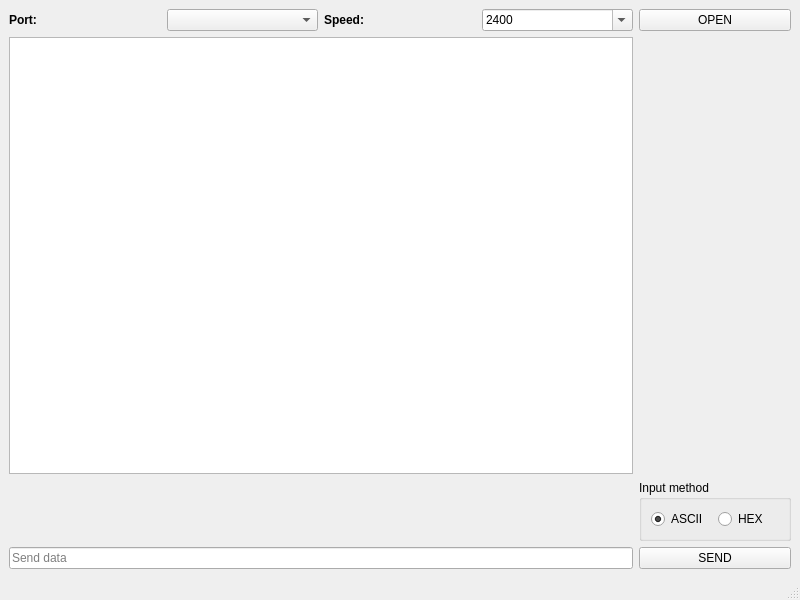
The window that src/mainwindow.ui (DrSmyrke/Serial-Terminal) describes before a commit, drawn with Qt 5.
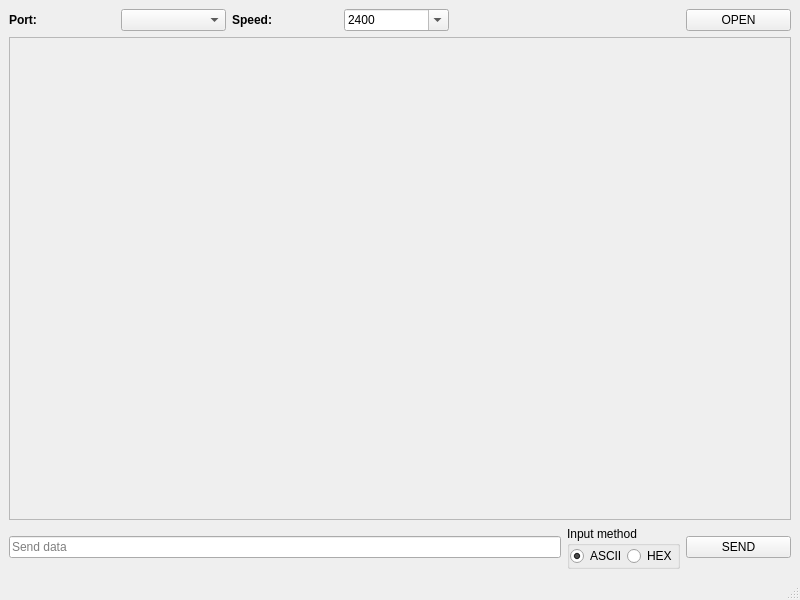
The same window after the commit.

What changed in the file:
```diff
--- a/src/mainwindow.ui
+++ b/src/mainwindow.ui
@@ -22,7 +22,7 @@
       </property>
      </widget>
     </item>
-    <item row="0" column="4">
+    <item row="0" column="6">
      <widget class="QPushButton" name="connectB">
       <property name="text">
        <string>OPEN</string>
@@ -35,9 +35,6 @@
       </property>
      </widget>
     </item>
-    <item row="1" column="0" colspan="4">
-     <widget class="QTextBrowser" name="logViewer"/>
-    </item>
     <item row="0" column="1">
      <widget class="QComboBox" name="portBox">
       <property name="editable">
@@ -45,13 +42,30 @@
       </property>
      </widget>
     </item>
-    <item row="3" column="4">
+    <item row="3" column="6">
      <widget class="QPushButton" name="sendB">
       <property name="text">
        <string>SEND</string>
       </property>
      </widget>
     </item>
+    <item row="1" column="0" colspan="7">
+     <widget class="QScrollArea" name="scrollArea">
+      <property name="widgetResizable">
+       <bool>true</bool>
+      </property>
+      <widget class="QWidget" name="scrollAreaWidgetContents">
+       <property name="geometry">
+        <rect>
+         <x>0</x>
+         <y>0</y>
+         <width>780</width>
+         <height>472</height>
+        </rect>
+       </property>
+      </widget>
+     </widget>
+    </item>
     <item row="0" column="3">
      <widget class="QComboBox" name="speedBox">
       <property name="editable">
@@ -86,12 +100,27 @@
       </property>
      </widget>
     </item>
-    <item row="2" column="4">
+    <item row="3" column="5">
      <widget class="QGroupBox" name="groupBox">
       <property name="title">
        <string>Input method</string>
       </property>
       <layout class="QHBoxLayout" name="horizontalLayout">
+       <property name="spacing">
+        <number>0</number>
+       </property>
+       <property name="leftMargin">
+        <number>0</number>
+       </property>
+       <property name="topMargin">
+        <number>0</number>
+       </property>
+       <property name="rightMargin">
+        <number>0</number>
+       </property>
+       <property name="bottomMargin">
+        <number>0</number>
+       </property>
        <item>
         <widget class="QRadioButton" name="inputModeAscii">
          <property name="text">
@@ -115,7 +144,7 @@
       </layout>
      </widget>
     </item>
-    <item row="3" column="0" colspan="4">
+    <item row="3" column="0" colspan="5">
      <widget class="QLineEdit" name="messLine">
       <property name="placeholderText">
        <string>Send data</string>
```
